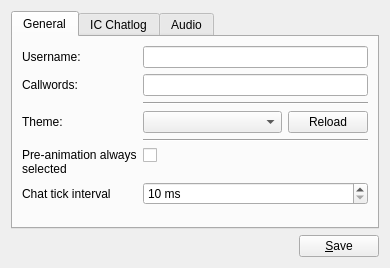
Chrezm/DRO-Client, file res/ui/config_panel.ui: the form before one commit.
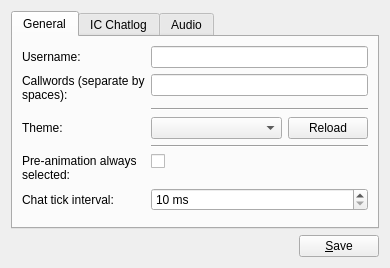
The form after the commit. The open tabs and pages were chosen to show the change.

Commit message: Add pending colons and reword callword label

```diff
--- a/res/ui/config_panel.ui
+++ b/res/ui/config_panel.ui
@@ -52,7 +52,10 @@
        <item row="1" column="0">
         <widget class="QLabel" name="callwords_label">
          <property name="text">
-          <string>Callwords:</string>
+          <string>Callwords (separate by spaces):</string>
+         </property>
+         <property name="wordWrap">
+          <bool>true</bool>
          </property>
         </widget>
        </item>
@@ -123,7 +126,7 @@
        <item row="5" column="0">
         <widget class="QLabel" name="always_pre_label">
          <property name="text">
-          <string>Pre-animation always selected</string>
+          <string>Pre-animation always selected:</string>
          </property>
          <property name="wordWrap">
           <bool>true</bool>
@@ -140,7 +143,7 @@
        <item row="6" column="0">
         <widget class="QLabel" name="chat_tick_interval_label">
          <property name="text">
-          <string>Chat tick interval</string>
+          <string>Chat tick interval:</string>
          </property>
          <property name="wordWrap">
           <bool>true</bool>
```
Left out of the diff: 8 changed lines with no effect on the pictures.
